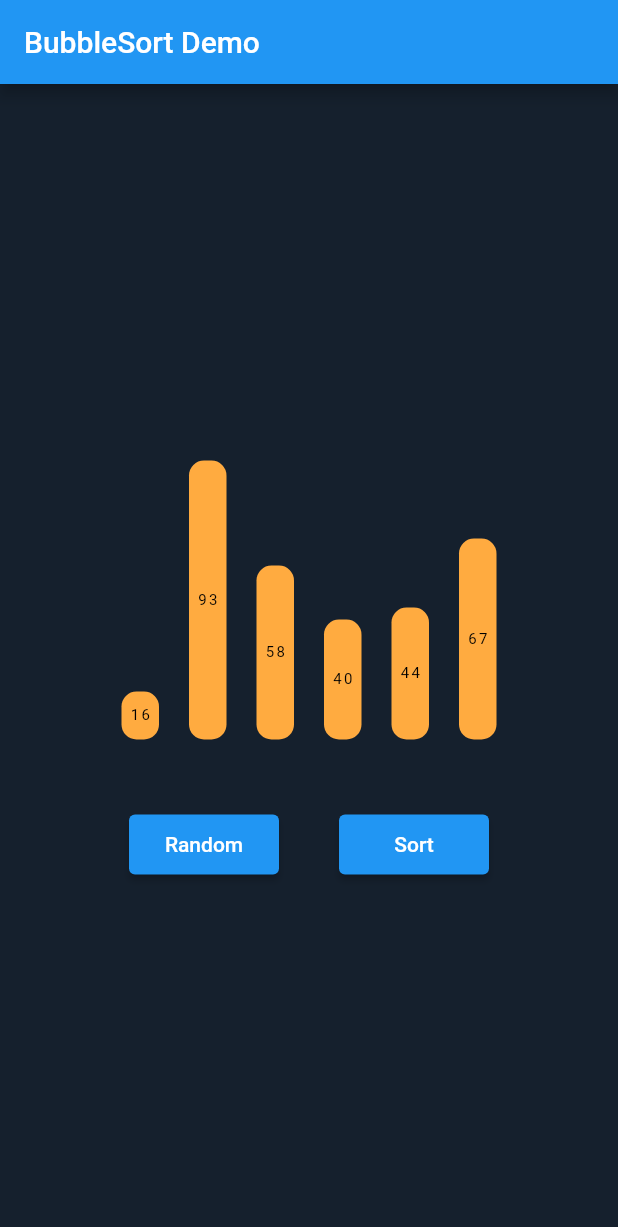
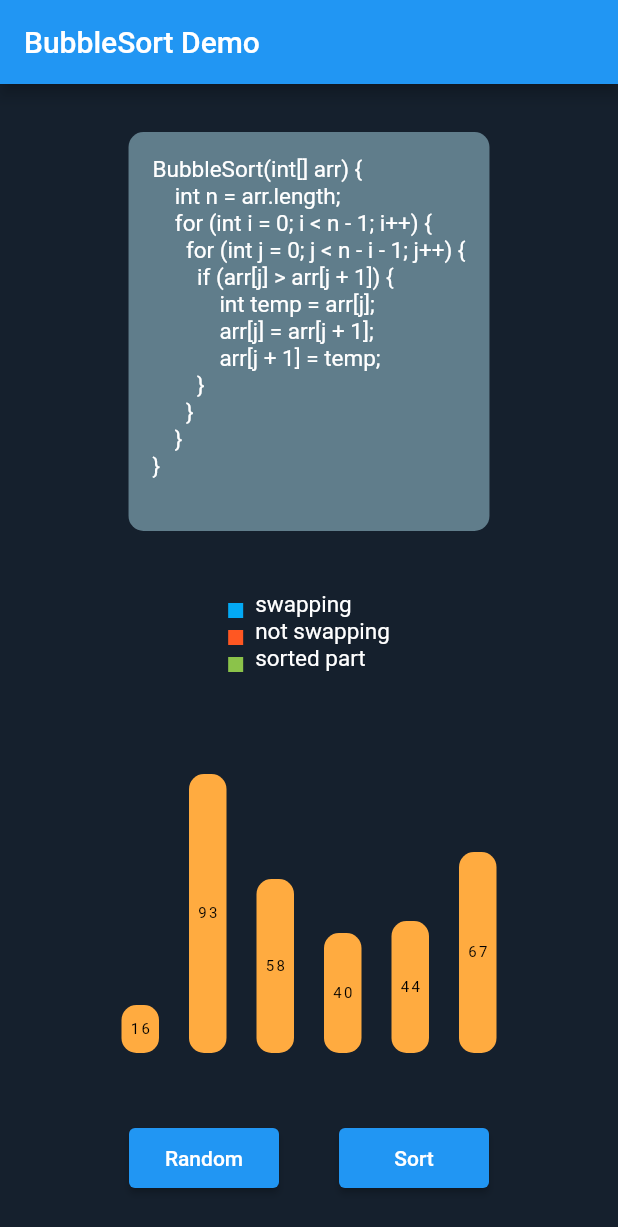
Before and after one commit to myron0220/AlgGraph, a Flutter app: the screen it shows after launch, on a phone screen of 412 x 824 dp. Shown: the top 1227 px of the screen. Run offline on Flutter 3.47's test engine with Material 2 defaults, Android fonts, the phone set to English and light mode, and no system bars.

Commit message:
beautify continuing

```diff
--- a/app_code/lib/main.dart
+++ b/app_code/lib/main.dart
@@ -1,6 +1,7 @@
 import 'dart:math';
 
 import 'package:flutter/material.dart';
+import 'package:flutter/rendering.dart';
 
 void main() {
   runApp(MyApp());
@@ -305,6 +306,57 @@ class _BubbleSortVisualizerState extends State<BubbleSortVisualizer>
         child: Column(
           mainAxisAlignment: MainAxisAlignment.center,
           children: [
+            Container(
+              padding: EdgeInsets.all(16.0),
+              decoration: BoxDecoration(
+                color: Colors.blueGrey,
+                borderRadius: BorderRadius.circular(10),
+              ),
+              child: RichText(
+                text: TextSpan(
+                  text:            "BubbleSort(int[] arr) {\n",
+                  style: TextStyle(fontSize: 15, fontStyle: FontStyle.normal),
+                  children: const <TextSpan>[
+                    TextSpan(text: '    int n = arr.length;\n'),
+                    TextSpan(text: '    for (int i = 0; i < n - 1; i++) {\n'),
+                    TextSpan(text: '      for (int j = 0; j < n - i - 1; j++) {\n'),
+                    TextSpan(text: '        if (arr[j] > arr[j + 1]) {\n'),
+                    TextSpan(text: '            int temp = arr[j];\n'),
+                    TextSpan(text: '            arr[j] = arr[j + 1];\n'),
+                    TextSpan(text: '            arr[j + 1] = temp;\n'),
+                    TextSpan(text: '        }\n'),
+                    TextSpan(text: '      }\n'),
+                    TextSpan(text: '    }\n'),
+                    TextSpan(text: '}\n'),
+                  ],
+                ),
+              ),
+            ),
+            SizedBox(height: 40),
+            //  Color _boxColor = Colors.orangeAccent;
+            //   Color _swapColor = Colors.lightBlue;
+            //   Color _notSwapColor = Colors.deepOrange;
+            //   Color _doneColor = Colors.lightGreen;
+            Container(
+              alignment: Alignment.center,
+              child: RichText(
+                text: TextSpan(
+                  style: TextStyle(fontSize: 15, fontStyle: FontStyle.normal),
+                  children: <InlineSpan>[
+                    WidgetSpan(
+                        child: Container(color: _swapColor, width: 10, height: 10, margin: EdgeInsets.only(right: 8.0),)),
+                    TextSpan(text: 'swapping\n'),
+                    WidgetSpan(
+                        child: Container(color: _notSwapColor, width: 10, height: 10, margin: EdgeInsets.only(right: 8.0),)),
+                    TextSpan(text: 'not swapping\n'),
+                    WidgetSpan(
+                        child: Container(color: _doneColor, width: 10, height: 10, margin: EdgeInsets.only(right: 8.0),)),
+                    TextSpan(text: 'sorted part\n'),
+                  ],
+                ),
+              ),
+            ),
+            SizedBox(height: 40),
             Row(
               mainAxisSize: MainAxisSize.min,
               crossAxisAlignment: CrossAxisAlignment.end,
```
